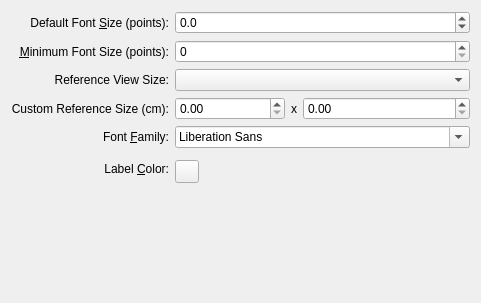
Qt form src/libkstapp/defaultlabelpropertiestab.ui (Kst-plot/kst) before a commit.
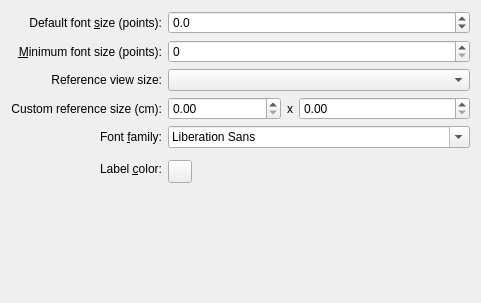
The same form after that commit. Custom widgets are drawn as their Qt base class.

Diff of the .ui file:
```diff
--- a/src/libkstapp/defaultlabelpropertiestab.ui
+++ b/src/libkstapp/defaultlabelpropertiestab.ui
@@ -19,7 +19,7 @@
      <item row="3" column="0">
       <widget class="QLabel" name="_Label_11">
        <property name="text">
-        <string>Default Font &amp;Size (points):</string>
+        <string>Default font &amp;size (points):</string>
        </property>
        <property name="alignment">
         <set>Qt::AlignRight|Qt::AlignTrailing|Qt::AlignVCenter</set>
@@ -51,7 +51,7 @@
      <item row="7" column="0">
       <widget class="QLabel" name="_Label_12">
        <property name="text">
-        <string>Font &amp;Family:</string>
+        <string>Font &amp;family:</string>
        </property>
        <property name="alignment">
         <set>Qt::AlignRight|Qt::AlignTrailing|Qt::AlignVCenter</set>
@@ -67,7 +67,7 @@
      <item row="8" column="0" rowspan="2">
       <widget class="QLabel" name="label_4">
        <property name="text">
-        <string>Label &amp;Color:</string>
+        <string>Label &amp;color:</string>
        </property>
        <property name="alignment">
         <set>Qt::AlignRight|Qt::AlignTrailing|Qt::AlignVCenter</set>
@@ -83,7 +83,7 @@
      <item row="4" column="0">
       <widget class="QLabel" name="label_3">
        <property name="text">
-        <string>&amp;Minimum Font Size (points):</string>
+        <string>&amp;Minimum font size (points):</string>
        </property>
        <property name="alignment">
         <set>Qt::AlignRight|Qt::AlignTrailing|Qt::AlignVCenter</set>
@@ -109,7 +109,7 @@
      <item row="5" column="0">
       <widget class="QLabel" name="label_5">
        <property name="text">
-        <string>Reference View Size:</string>
+        <string>Reference view size:</string>
        </property>
        <property name="alignment">
         <set>Qt::AlignRight|Qt::AlignTrailing|Qt::AlignVCenter</set>
@@ -129,7 +129,7 @@
      <item row="6" column="0">
       <widget class="QLabel" name="label">
        <property name="text">
-        <string>Custom Reference Size (cm):</string>
+        <string>Custom reference size (cm):</string>
        </property>
        <property name="alignment">
         <set>Qt::AlignRight|Qt::AlignTrailing|Qt::AlignVCenter</set>
```
